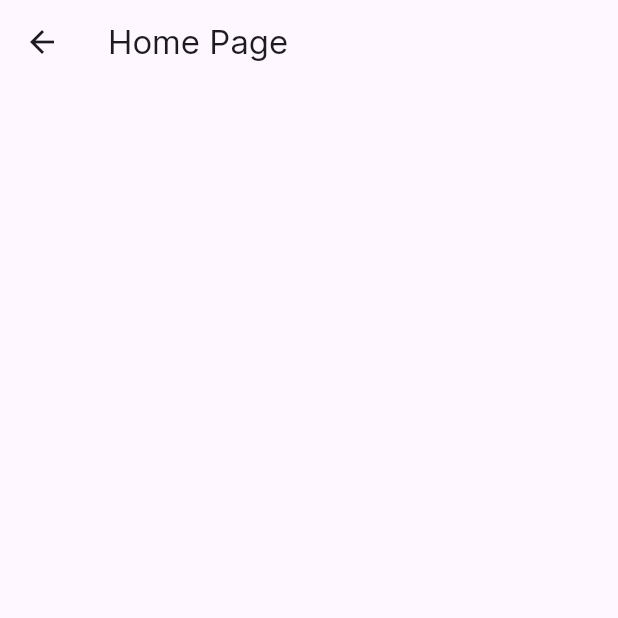
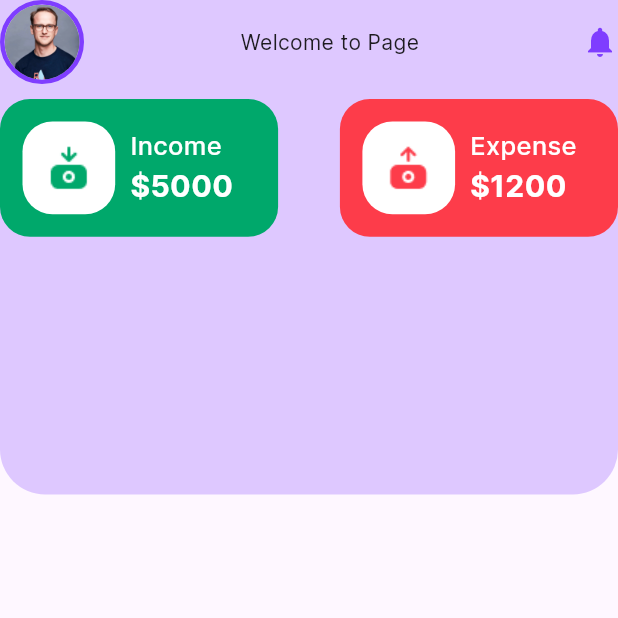
Before and after one commit to PrabuddaKumara/ExpenzeApp, a Flutter app: the HomePage screen opened directly, on a phone screen of 412 x 824 dp, the top half of it. Run offline on Flutter 3.47's test engine with Material 3 defaults, Android fonts, the phone set to English and light mode, and no system bars; our stand-ins replace cloud_firestore, firebase_auth, firebase_core, smooth_page_indicator; accounts and stored records are empty.

Commit message:
changing widgets pages color

```diff
--- /dev/null
+++ b/lib/models/income_model.dart
@@ -0,0 +1,72 @@
+//category enum
+
+import 'package:flutter/material.dart';
+
+enum IncomeCategory {
+  freelance,
+  salary,
+  passive,
+  sales,
+}
+
+//category images
+final Map<IncomeCategory, String> incomeCategoryImages = {
+  IncomeCategory.freelance: "assets/images/freelance.png",
+  IncomeCategory.passive: "assets/images/car.png",
+  IncomeCategory.sales: "assets/images/health.png",
+  IncomeCategory.salary: "assets/images/salary.png",
+};
+
+//category colors
+final Map<IncomeCategory, Color> incomeCategoryColors = {
+  IncomeCategory.freelance: const Color(0xFFE57373),
+  IncomeCategory.passive: const Color(0xFF81C784),
+  IncomeCategory.sales: const Color(0xFF64B5F6),
+  IncomeCategory.salary: const Color(0xFFFFD54F),
+};
+
+final class Income {
+  final int id;
+  final String title;
+  final double amount;
+  final IncomeCategory category;
+  final DateTime date;
+  final DateTime time;
+  final String description;
+
+  Income({
+    required this.id,
+    required this.title,
+    required this.amount,
+    required this.category,
+    required this.date,
+    required this.time,
+    required this.description,
+  });
+
+  // Convert the Expense object to a JSON object
+  Map<String, dynamic> toJson() {
+    return {
+      'id': id,
+      'title': title,
+      'amount': amount,
+      'category': category.index,
+      'date': date.toIso8601String(),
+      'time': time.toIso8601String(),
+      'description': description,
+    };
+  }
+
+  // Create an Expense object from a JSON object
+  factory Income.fromJson(Map<String, dynamic> json) {
+    return Income(
+      id: json['id'],
+      title: json['title'],
+      amount: json['amount'],
+      category: IncomeCategory.values[json['category']],
+      date: DateTime.parse(json['date']),
+      time: DateTime.parse(json['time']),
+      description: json['description'],
+    );
+  }
+}
--- a/lib/pages/home/home_page.dart
+++ b/lib/pages/home/home_page.dart
@@ -1,12 +1,91 @@
+import 'package:demo/services/user_services.dart';
+import 'package:demo/util/color.dart';
+import 'package:demo/widgets/income_expense.dart';
 import 'package:flutter/material.dart';
 
-class HomePage extends StatelessWidget {
+class HomePage extends StatefulWidget {
   const HomePage({super.key});
 
   @override
+  State<HomePage> createState() => _HomePageState();
+}
+
+class _HomePageState extends State<HomePage> {
+  String username = "";
+  @override
+  @override
   Widget build(BuildContext context) {
     return Scaffold(
-      appBar:AppBar(title: Text("Home Page"),)
+      body: SafeArea(
+        child: SingleChildScrollView(
+          //main colum
+          child: Column(
+            crossAxisAlignment: CrossAxisAlignment.start,
+            children: [
+              Container(
+                height: MediaQuery.of(context).size.height * 0.4,
+                decoration: BoxDecoration(
+                  color: kMainColor.withOpacity(0.25),
+                  borderRadius: BorderRadius.only(
+                    bottomLeft: Radius.circular(30),
+                    bottomRight: Radius.circular(30),
+                  ),
+                ),
+                child: Column(
+                  children: [
+                    Column(
+                      children: [
+                        Row(
+                          mainAxisAlignment: MainAxisAlignment.spaceBetween,
+                          children: [
+                            Container(
+                              decoration: BoxDecoration(
+                                borderRadius: BorderRadius.circular(100),
+                                border: Border.all(color: kMainColor, width: 3),
+                              ),
+                              child: ClipRRect(
+                                borderRadius: BorderRadius.circular(100),
+                                child: Image.asset(
+                                  "assetsflutter/assets/images/user.jpg",
+                                  width: 50,
+                                  fit: BoxFit.cover,
+                                ),
+                              ),
+                            ),
+                            Text("Welcome to Page $username"),
+                            Icon(Icons.notifications, color: kMainColor),
+                          ],
+                        ),
+                        SizedBox(height: 10),
+                        Row(
+                          mainAxisAlignment: MainAxisAlignment.spaceBetween,
+
+                          children: [
+                            IncomeExpenceChip(
+                              title: "Income",
+                              amount: 5000,
+                              bgColor: kGreen,
+                              imageUrl:
+                                  "assetsflutter/assets/images/income.png",
+                            ),
+                            IncomeExpenceChip(
+                              title: "Expense",
+                              amount: 1200,
+                              bgColor: kRed,
+                              imageUrl:
+                                  "assetsflutter/assets/images/expense.png",
+                            ),
+                          ],
+                        ),
+                      ],
+                    ),
+                  ],
+                ),
+              ),
+            ],
+          ),
+        ),
+      ),
     );
   }
 }
--- /dev/null
+++ b/lib/util/constant.dart
@@ -0,0 +1 @@
+const double kDefalutPadding = 15;
--- /dev/null
+++ b/lib/widgets/income_expense.dart
@@ -0,0 +1,78 @@
+import 'package:demo/util/color.dart';
+import 'package:demo/util/constant.dart';
+import 'package:flutter/material.dart';
+
+class IncomeExpenceChip extends StatefulWidget {
+  final String title;
+  final double amount;
+  final Color bgColor;
+  final String imageUrl;
+  const IncomeExpenceChip({
+    super.key,
+    required this.title,
+    required this.amount,
+    required this.bgColor,
+    required this.imageUrl,
+  });
+
+  @override
+  State<IncomeExpenceChip> createState() => _IncomeExpenceChipState();
+}
+
+class _IncomeExpenceChipState extends State<IncomeExpenceChip> {
+  @override
+  Widget build(BuildContext context) {
+    return Container(
+      width: MediaQuery.of(context).size.width * 0.45,
+      decoration: BoxDecoration(
+        color: widget.bgColor,
+        borderRadius: BorderRadius.circular(20),
+      ),
+      child: Padding(
+        padding: const EdgeInsets.all(kDefalutPadding),
+        child: Row(
+          children: [
+            Container(
+              height: MediaQuery.of(context).size.width * 0.15,
+              width: MediaQuery.of(context).size.width * 0.15,
+              decoration: BoxDecoration(
+                color: kWhite,
+                borderRadius: BorderRadius.circular(20),
+              ),
+              child: Center(
+                child: Image.asset(
+                  widget.imageUrl,
+                  width: 70,
+                ),
+              ),
+            ),
+            const SizedBox(
+              width: 10,
+            ),
+            Column(
+              crossAxisAlignment: CrossAxisAlignment.start,
+              children: [
+                Text(
+                  widget.title,
+                  style: const TextStyle(
+                    fontSize: 17,
+                    color: kWhite,
+                    fontWeight: FontWeight.w500,
+                  ),
+                ),
+                Text(
+                  "\$${widget.amount.toStringAsFixed(0)}",
+                  style: const TextStyle(
+                    fontSize: 20,
+                    color: kWhite,
+                    fontWeight: FontWeight.bold,
+                  ),
+                ),
+              ],
+            )
+          ],
+        ),
+      ),
+    );
+  }
+}
--- a/pubspec.yaml
+++ b/pubspec.yaml
@@ -37,6 +37,7 @@ dependencies:
   smooth_page_indicator: ^1.2.1
   firebase_core: ^4.0.0
   cloud_firestore: ^6.0.0
+  firebase_auth: ^6.0.1
 
 dev_dependencies:
   flutter_test:
```
Also changed, not shown: lib/pages/home/add_page.dart (+81 -2 lines), lib/pages/home/main_page.dart (+6 -9 lines), lib/services/user_services.dart (+6 -33 lines), pubspec.lock, 3 other files.
